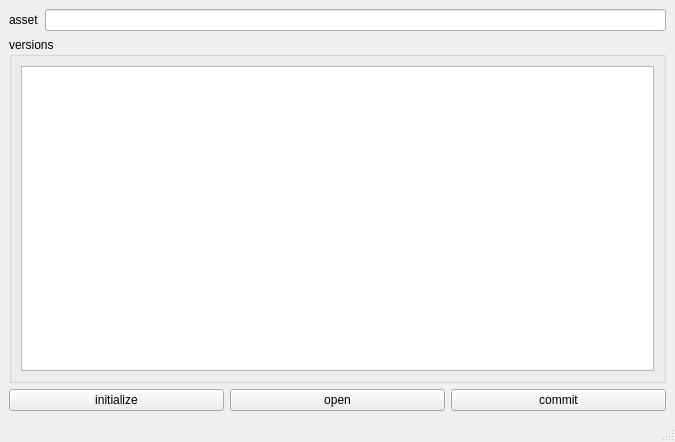
Above: rbhusUI/lib/rbhusPipeVersionsMod.ui from aumanimationstudios/rbhus before the change. Below: the same form after it.
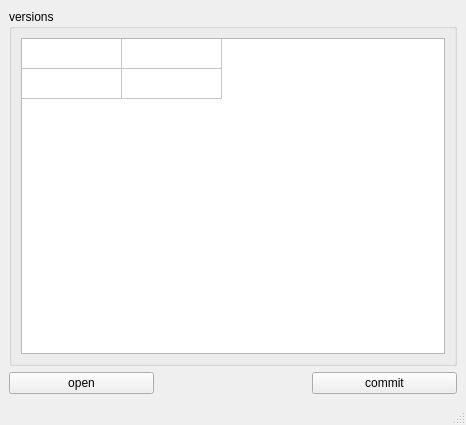
That is the form after the change.

What changed in the file:
```diff
--- a/rbhusUI/lib/rbhusPipeVersionsMod.ui
+++ b/rbhusUI/lib/rbhusPipeVersionsMod.ui
@@ -6,8 +6,8 @@
    <rect>
     <x>0</x>
     <y>0</y>
-    <width>675</width>
-    <height>442</height>
+    <width>466</width>
+    <height>425</height>
    </rect>
   </property>
   <property name="windowTitle">
@@ -15,36 +15,8 @@
   </property>
   <widget class="QWidget" name="centralwidget">
    <layout class="QGridLayout" name="gridLayout">
-    <item row="4" column="1">
-     <widget class="QPushButton" name="pushWork">
-      <property name="text">
-       <string>open</string>
-      </property>
-     </widget>
-    </item>
     <item row="0" column="0" colspan="3">
-     <layout class="QGridLayout" name="gridLayout_2">
-      <item row="0" column="0">
-       <widget class="QLabel" name="label">
-        <property name="frameShadow">
-         <enum>QFrame::Plain</enum>
-        </property>
-        <property name="text">
-         <string>asset</string>
-        </property>
-       </widget>
-      </item>
-      <item row="0" column="1">
-       <widget class="QLineEdit" name="lineEditAssName">
-        <property name="enabled">
-         <bool>true</bool>
-        </property>
-        <property name="readOnly">
-         <bool>true</bool>
-        </property>
-       </widget>
-      </item>
-     </layout>
+     <layout class="QGridLayout" name="gridLayout_2"/>
     </item>
     <item row="1" column="0" colspan="3">
      <layout class="QVBoxLayout" name="verticalLayout">
@@ -71,6 +43,44 @@
              <verstretch>0</verstretch>
             </sizepolicy>
            </property>
+           <property name="mouseTracking">
+            <bool>true</bool>
+           </property>
+           <property name="editTriggers">
+            <set>QAbstractItemView::NoEditTriggers</set>
+           </property>
+           <property name="selectionBehavior">
+            <enum>QAbstractItemView::SelectRows</enum>
+           </property>
+           <property name="sortingEnabled">
+            <bool>true</bool>
+           </property>
+           <attribute name="horizontalHeaderVisible">
+            <bool>false</bool>
+           </attribute>
+           <attribute name="verticalHeaderVisible">
+            <bool>false</bool>
+           </attribute>
+           <row>
+            <property name="text">
+             <string>tete</string>
+            </property>
+           </row>
+           <row>
+            <property name="text">
+             <string>eteeee</string>
+            </property>
+           </row>
+           <column>
+            <property name="text">
+             <string>teset</string>
+            </property>
+           </column>
+           <column>
+            <property name="text">
+             <string>eee</string>
+            </property>
+           </column>
           </widget>
          </item>
         </layout>
@@ -86,9 +96,9 @@
      </widget>
     </item>
     <item row="4" column="0">
-     <widget class="QPushButton" name="pushInit">
+     <widget class="QPushButton" name="pushWork">
       <property name="text">
-       <string>initialize</string>
+       <string>open</string>
       </property>
      </widget>
     </item>
```
